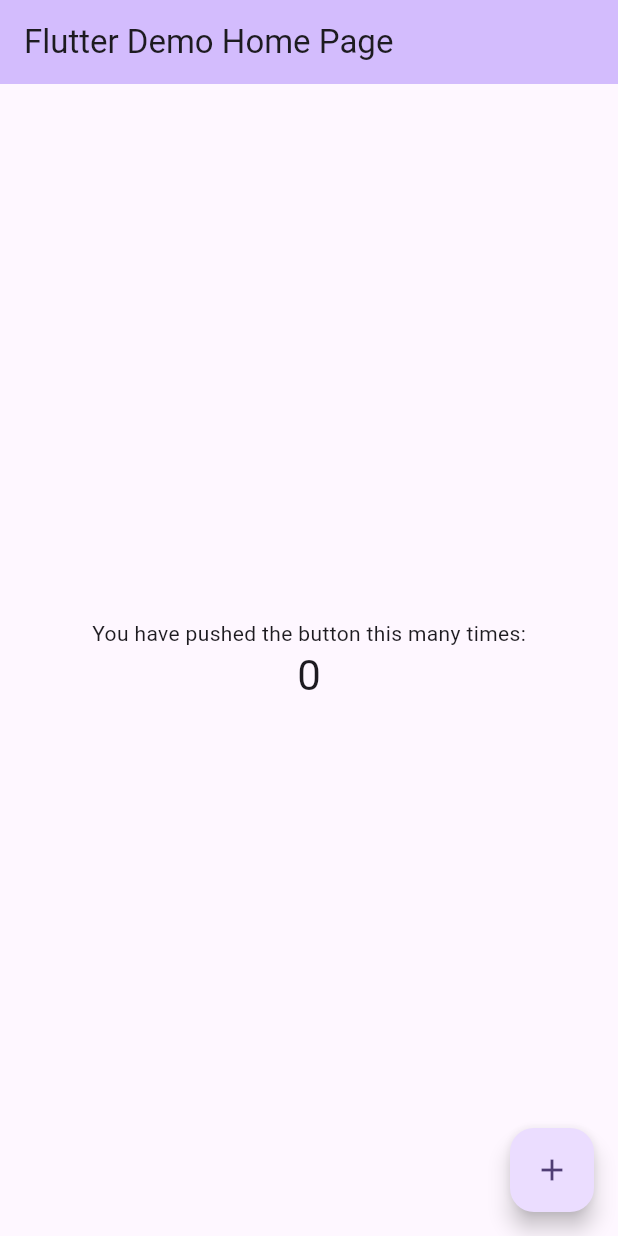
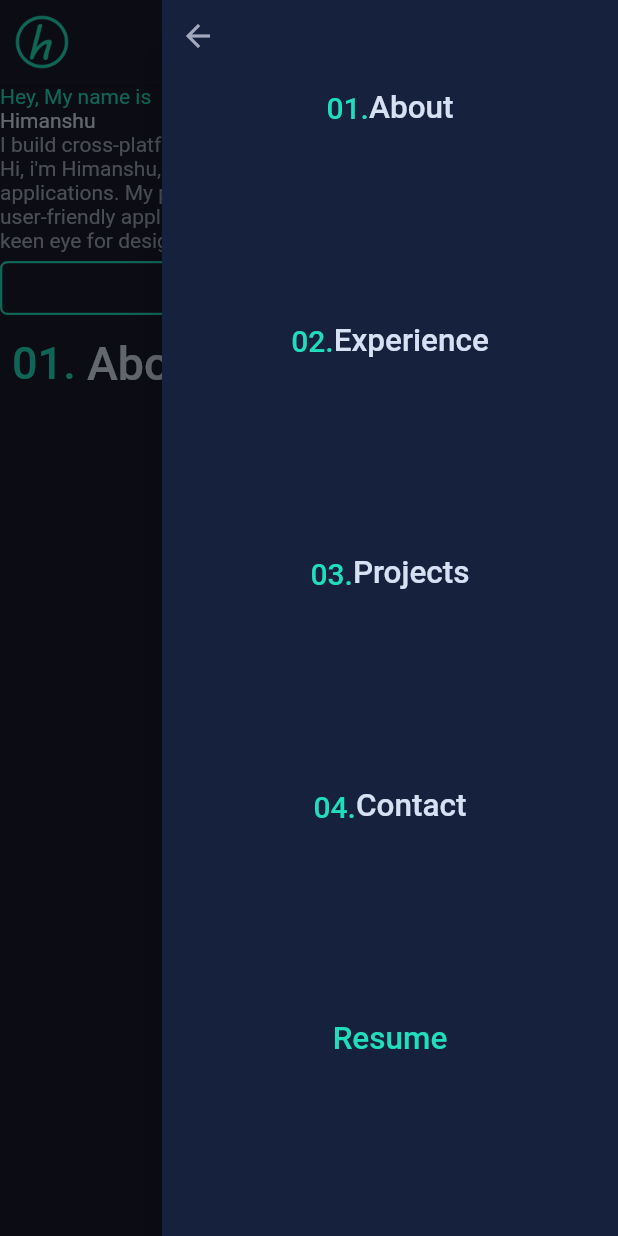
Before and after one commit to evveevve/profile, a Flutter app: the screen it shows after launch, with the side drawer open (before the commit the screen has no drawer), on a phone screen of 412 x 824 dp. Run offline on Flutter 3.47's test engine with Material 2 defaults, Android fonts, the phone set to English and light mode, and no system bars.

Commit message:
screen added

```diff
--- /dev/null
+++ b/lib/components/drawer_tile.dart
@@ -0,0 +1,66 @@
+
+import 'package:flutter/material.dart';
+import 'package:profile/constants.dart';
+
+class DrawrTile extends StatefulWidget {
+  const DrawrTile(
+      {required this.num,
+      required this.text,
+      required this.size,
+      this.fontWeight,
+      this.color = headingColor,
+      super.key});
+  final String num;
+  final String text;
+  final double size;
+  final FontWeight? fontWeight;
+  final Color color;
+
+
+
+
+  @override
+  State<DrawrTile> createState() => _DrawrTileState(color);
+}
+
+class _DrawrTileState extends State<DrawrTile> {
+  _DrawrTileState(this._color);
+  Color _color;
+  @override
+  Widget build(BuildContext context) {
+    return TextButton(
+      onPressed:(){},
+      onHover: (e) {
+        if (e) {
+          setState(() {
+            _color = primaryColor;
+          });
+        } else {
+          setState(() {
+            _color = widget.color;
+          });
+        }
+      },
+      style: const ButtonStyle(overlayColor: buttonOverlay),
+      child: Row(
+        mainAxisSize: MainAxisSize.min,
+        children: [
+          Text(
+            widget.num,
+            style: TextStyle(
+                color: primaryColor,
+                fontSize: widget.size - 1,
+                fontWeight: widget.fontWeight),
+          ),
+          Text(
+            widget.text,
+            style: TextStyle(
+                color: _color,
+                fontSize: widget.size,
+                fontWeight: widget.fontWeight),
+          ),
+        ],
+      ),
+    );
+  }
+}
--- /dev/null
+++ b/lib/components/drawr.dart
@@ -0,0 +1,67 @@
+import 'package:flutter/material.dart';
+import 'package:profile/constants.dart';
+import 'package:profile/components/drawer_tile.dart';
+
+class Drawr extends StatelessWidget {
+  const Drawr({
+    super.key,
+  });
+
+  @override
+  Widget build(BuildContext context) {
+    return Drawer(
+      backgroundColor: drawerColor,
+      child: Column(
+        children: [
+          Align(
+            alignment: Alignment.topLeft,
+            child: IconButton(
+              onPressed: () {
+                Navigator.pop(context);
+              },
+              splashRadius: 1,
+              icon: const Icon(
+                Icons.arrow_back,
+                color: contentColor,
+              ),
+            ),
+          ),
+        const  DrawrTile(
+            num: "01.",
+            text: "About",
+            size: 21,
+          ),
+          const Spacer(),
+          const DrawrTile(
+            num: "02.",
+            text: "Experience",
+            size: 21,
+          ),
+          const Spacer(),
+          const DrawrTile(
+            num: "03.",
+            text: "Projects",
+            size: 21,
+          ),
+          const Spacer(),
+          const DrawrTile(
+            num: "04.",
+            text: "Contact",
+            size: 21,
+          ),
+          const Spacer(),
+          TextButton(
+            style: const ButtonStyle(
+                foregroundColor: buttonColor, overlayColor: buttonOverlay),
+            onPressed: () {},
+            child: const Text(
+              'Resume',
+              style: TextStyle(fontSize: 21),
+            ),
+          ),
+          const Spacer(),
+        ],
+      ),
+    );
+  }
+}
--- /dev/null
+++ b/lib/components/navbar.dart
@@ -0,0 +1,10 @@
+import 'package:flutter/material.dart';
+import 'package:profile/constants.dart';
+
+AppBar navBar(List<Widget>? action) => AppBar(
+      iconTheme: const IconThemeData(color: headingColor),
+      elevation: 0.5,
+      backgroundColor: backgroundColor,
+      leading: Image.asset("assets/h_ring.png"),
+      actions: action,
+    );
--- /dev/null
+++ b/lib/constants.dart
@@ -0,0 +1,86 @@
+import 'package:flutter/material.dart';
+import 'package:profile/components/drawer_tile.dart';
+
+const primaryColor = Color.fromRGBO(33, 222, 187, 1);
+const backgroundColor = Color.fromRGBO(26, 26, 46, 1);
+const headingColor = Color.fromRGBO(215, 225, 243, 1);
+const contentColor = Color.fromRGBO(162, 169, 189, 1);
+const drawerColor = Color.fromRGBO(22, 33, 62, 1);
+const buttonOverlay = MaterialStatePropertyAll(Colors.transparent);
+const buttonColor = MaterialStatePropertyAll(primaryColor);
+
+double screenWidth(BuildContext context) => MediaQuery.of(context).size.width;
+double desktopWidth = 1000;
+double mobileWidth = 768;
+
+List<Widget> navbarActions(String title)=> [
+  const DrawrTile(
+    num: "01.",
+    text: "About",
+    size: 15,
+    fontWeight: FontWeight.w400,
+  ),
+  const SizedBox(
+    width: 10,
+  ),
+  const DrawrTile(
+    num: "02.",
+    text: "Experience",
+    size: 15,
+    fontWeight: FontWeight.w400,
+  ),
+  const SizedBox(
+    width: 10,
+  ),
+  const DrawrTile(
+    num: "03.",
+    text: "Projects",
+    size: 15,
+    fontWeight: FontWeight.w400,
+  ),
+  const SizedBox(
+    width: 10,
+  ),
+  const DrawrTile(
+    num: "04.",
+    text: "Contact",
+    size: 15,
+    fontWeight: FontWeight.w400,
+  ),
+  const SizedBox(
+    width: 10,
+  ),
+  Padding(
+    padding: const EdgeInsets.only(top: 9, bottom: 9, right: 20),
+    child: MyButton(title: title,),
+  ),
+];
+
+class MyButton extends StatelessWidget {
+  const MyButton({ required this.title,
+    super.key,
+  });
+final String title;
+  @override
+  Widget build(BuildContext context) {
+    return TextButton(
+      style: ButtonStyle(
+        foregroundColor: buttonColor,
+        side: const MaterialStatePropertyAll(
+          BorderSide(color: primaryColor, width: 1.5),
+        ),
+        shape: MaterialStatePropertyAll(
+          RoundedRectangleBorder(
+            borderRadius: BorderRadius.circular(5),
+            side: const BorderSide(color: headingColor, width: 3),
+          ),
+        ),
+      ),
+      onPressed: () {},
+      child:  Text(
+       title,
+        style:const  TextStyle(fontSize: 15, fontWeight: FontWeight.w400),
+      ),
+    );
+  }
+}
--- a/lib/main.dart
+++ b/lib/main.dart
@@ -1,4 +1,5 @@
 import 'package:flutter/material.dart';
+import 'screen.dart';
 
 void main() {
   runApp(const MyApp());
@@ -7,119 +8,12 @@ void main() {
 class MyApp extends StatelessWidget {
   const MyApp({super.key});
 
-  // This widget is the root of your application.
   @override
   Widget build(BuildContext context) {
-    return MaterialApp(
-      title: 'Flutter Demo',
-      theme: ThemeData(
-        // This is the theme of your application.
-        //
-        // TRY THIS: Try running your application with "flutter run". You'll see
-        // the application has a blue toolbar. Then, without quitting the app,
-        // try changing the seedColor in the colorScheme below to Colors.green
-        // and then invoke "hot reload" (save your changes or press the "hot
-        // reload" button in a Flutter-supported IDE, or press "r" if you used
-        // the command line to start the app).
-        //
-        // Notice that the counter didn't reset back to zero; the application
-        // state is not lost during the reload. To reset the state, use hot
-        // restart instead.
-        //
-        // This works for code too, not just values: Most code changes can be
-        // tested with just a hot reload.
-        colorScheme: ColorScheme.fromSeed(seedColor: Colors.deepPurple),
-        useMaterial3: true,
-      ),
-      home: const MyHomePage(title: 'Flutter Demo Home Page'),
+    return const MaterialApp(
+      title: 'Profile',
+      debugShowCheckedModeBanner: false,
+      home: Screen(),
     );
   }
 }
-
-class MyHomePage extends StatefulWidget {
-  const MyHomePage({super.key, required this.title});
-
-  // This widget is the home page of your application. It is stateful, meaning
-  // that it has a State object (defined below) that contains fields that affect
-  // how it looks.
-
-  // This class is the configuration for the state. It holds the values (in this
-  // case the title) provided by the parent (in this case the App widget) and
-  // used by the build method of the State. Fields in a Widget subclass are
-  // always marked "final".
-
-  final String title;
-
-  @override
-  State<MyHomePage> createState() => _MyHomePageState();
-}
-
-class _MyHomePageState extends State<MyHomePage> {
-  int _counter = 0;
-
-  void _incrementCounter() {
-    setState(() {
-      // This call to setState tells the Flutter framework that something has
-      // changed in this State, which causes it to rerun the build method below
-      // so that the display can reflect the updated values. If we changed
-      // _counter without calling setState(), then the build method would not be
-      // called again, and so nothing would appear to happen.
-      _counter++;
-    });
-  }
-
-  @override
-  Widget build(BuildContext context) {
-    // This method is rerun every time setState is called, for instance as done
-    // by the _incrementCounter method above.
-    //
-    // The Flutter framework has been optimized to make rerunning build methods
-    // fast, so that you can just rebuild anything that needs updating rather
-    // than having to individually change instances of widgets.
-    return Scaffold(
-      appBar: AppBar(
-        // TRY THIS: Try changing the color here to a specific color (to
-        // Colors.amber, perhaps?) and trigger a hot reload to see the AppBar
-        // change color while the other colors stay the same.
-        backgroundColor: Theme.of(context).colorScheme.inversePrimary,
-        // Here we take the value from the MyHomePage object that was created by
-        // the App.build method, and use it to set our appbar title.
-        title: Text(widget.title),
-      ),
-      body: Center(
-        // Center is a layout widget. It takes a single child and positions it
-        // in the middle of the parent.
-        child: Column(
-          // Column is also a layout widget. It takes a list of children and
-          // arranges them vertically. By default, it sizes itself to fit its
-          // children horizontally, and tries to be as tall as its parent.
-          //
-          // Column has various properties to control how it sizes itself and
-          // how it positions its children. Here we use mainAxisAlignment to
-          // center the children vertically; the main axis here is the vertical
-          // axis because Columns are vertical (the cross axis would be
-          // horizontal).
-          //
-          // TRY THIS: Invoke "debug painting" (choose the "Toggle Debug Paint"
-          // action in the IDE, or press "p" in the console), to see the
-          // wireframe for each widget.
-          mainAxisAlignment: MainAxisAlignment.center,
-          children: <Widget>[
-            const Text(
-              'You have pushed the button this many times:',
-            ),
-            Text(
-              '$_counter',
-              style: Theme.of(context).textTheme.headlineMedium,
-            ),
-          ],
-        ),
-      ),
-      floatingActionButton: FloatingActionButton(
-        onPressed: _incrementCounter,
-        tooltip: 'Increment',
-        child: const Icon(Icons.add),
-      ), // This trailing comma makes auto-formatting nicer for build methods.
-    );
-  }
-}
--- /dev/null
+++ b/lib/screen.dart
@@ -0,0 +1,71 @@
+import 'package:flutter/material.dart';
+import 'package:profile/components/drawer_tile.dart';
+import 'package:profile/components/navbar.dart';
+import 'package:profile/components/drawr.dart';
+import 'constants.dart';
+
+class Screen extends StatefulWidget {
+  const Screen({super.key});
+
+  @override
+  State<Screen> createState() => _ScreenState();
+}
+
+class _ScreenState extends State<Screen> {
+  double cursorX = 0;
+  double cursorY = 0;
+  bool isHovering = false;
+  @override
+  Widget build(BuildContext context) {
+    double width = screenWidth(context);
+    return MouseRegion(
+      onEnter: (_) => setState(() => isHovering = true),
+      onExit: (_) => setState(() => isHovering = false),
+      onHover: (event) => setState(() {
+        cursorX = event.position.dx;
+        cursorY = event.position.dy;
+      }),
+      child: Stack(
+        children: [
+          Scaffold(
+            backgroundColor: backgroundColor,
+            appBar:
+                navBar(width > mobileWidth ? navbarActions('Resume') : null),
+            endDrawer: width <= mobileWidth ? const Drawr() : null,
+            body: ListView(
+              children: const [
+                Text('Hey, My name is',style: TextStyle(color: primaryColor),),
+                Text('Himanshu', style: TextStyle(color: headingColor)),
+                Text('I build cross-platform apps',
+                    style: TextStyle(color: contentColor)),
+                Text(
+                  "Hi, i'm Himanshu, an app developer , build multiple aesthetic applications. My passion lies in creating visually appealing and user-friendly applications with efficient user interfaces. I have a keen eye for design",style: TextStyle(color: contentColor)
+                ),
+                MyButton(title: "Explore more about me."),Row(children: [DrawrTile(num: "01. ", text: "About me", size: 31)],)
+              ],
+            ),
+          ),
+          if (isHovering)
+            Positioned(
+              left: cursorX - 100, // Adjust position for centering
+              top: cursorY - 100, // Adjust position for spacing
+              child: IgnorePointer(
+                child: Container(
+                  width: 200,
+                  height: 200,
+                  decoration: const BoxDecoration(
+                    gradient: RadialGradient(colors: [
+                      Color.fromARGB(55, 255, 255, 255),
+                      Color.fromARGB(17, 255, 255, 255),
+                      Colors.transparent
+                    ]),
+                    shape: BoxShape.circle,
+                  ),
+                ),
+              ),
+            ),
+        ],
+      ),
+    );
+  }
+}
```
Also changed, not shown: pubspec.yaml (+5 -51 lines), assets/h.png (added), assets/h_ring.png (added), assets/profile.jpg (added), assets/ring.png (added), 2 other files.
